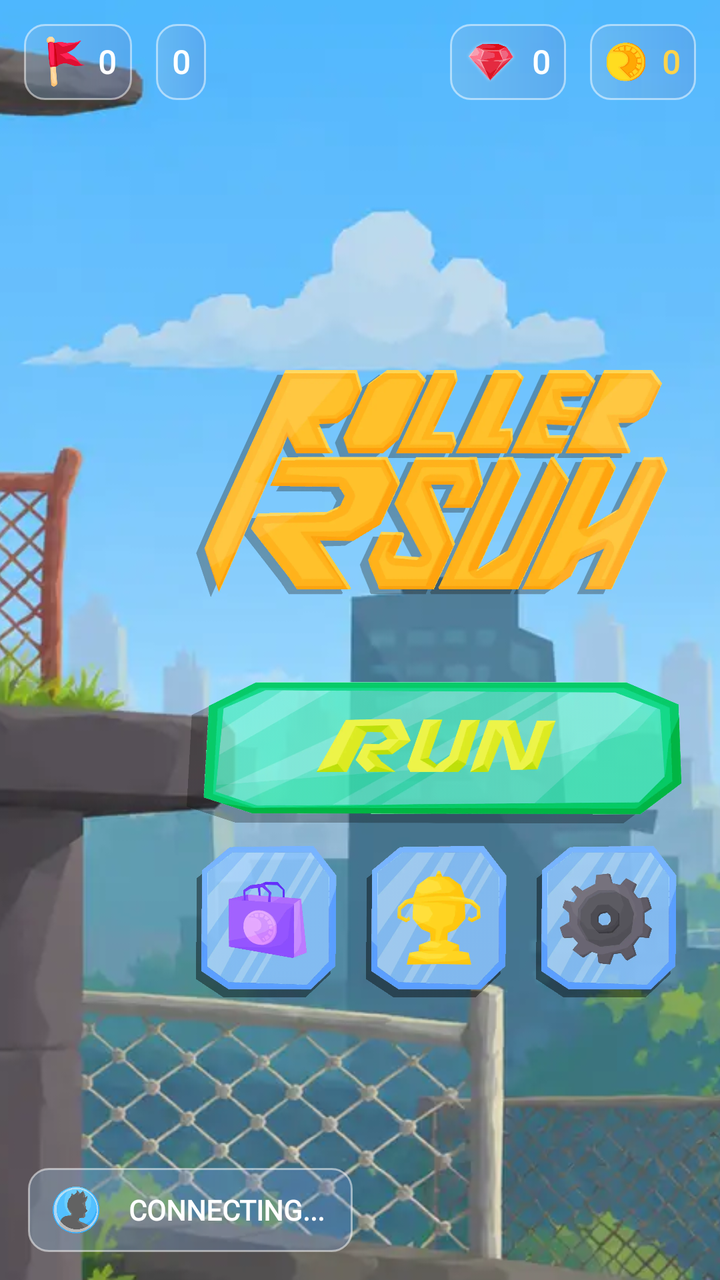
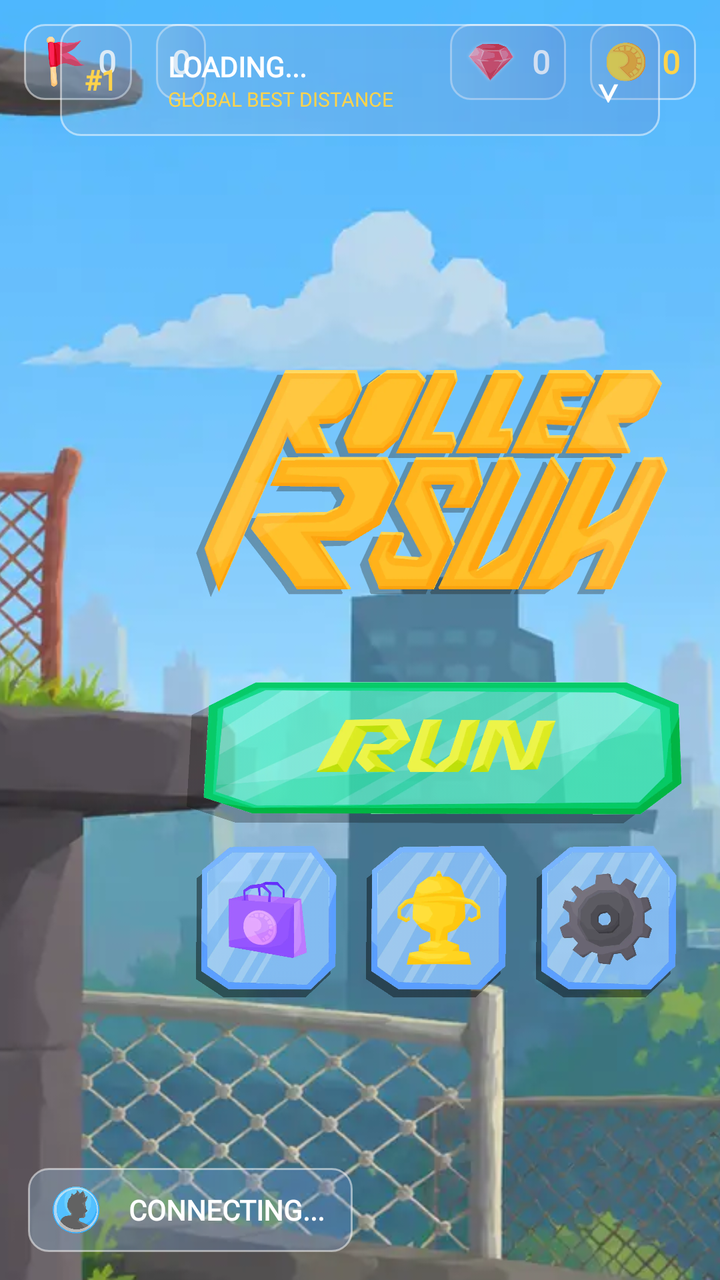

Two renders of the same Android screen: before a commit and after it. Below are the layout's source before the change and the commit's diff.
<!-- AndroidManifest.xml: application theme Theme.RollerRush -->
<!-- res/layout/activity_main_menu.xml -->
<?xml version="1.0" encoding="utf-8"?>
<androidx.constraintlayout.widget.ConstraintLayout
    xmlns:android="http://schemas.android.com/apk/res/android"
    xmlns:app="http://schemas.android.com/apk/res-auto"
    android:layout_width="match_parent"
    android:layout_height="match_parent"
    android:background="#D8F1FF">

    <ImageView
        android:layout_width="match_parent"
        android:layout_height="match_parent"
        android:scaleType="centerCrop"
        android:src="@drawable/gen_menu_bg_img"
        app:layout_constraintBottom_toBottomOf="parent"
        app:layout_constraintStart_toStartOf="parent"
        app:layout_constraintTop_toTopOf="parent" />

    










    <LinearLayout
        android:id="@+id/linearLayout4"
        android:layout_width="wrap_content"
        android:layout_height="38dp"
        android:layout_margin="12dp"
        android:background="@drawable/coin_container"
        android:gravity="center"
        android:orientation="horizontal"
        android:paddingHorizontal="8dp"
        app:layout_constraintStart_toStartOf="parent"
        app:layout_constraintTop_toTopOf="parent">

        <ImageView
            android:layout_width="25dp"
            android:layout_height="25dp"
            android:layout_marginEnd="4dp"
            android:src="@drawable/score_flag" />

        <TextView
            android:id="@+id/scoreLabel"
            android:layout_width="wrap_content"
            android:layout_height="wrap_content"
            android:text="0"
            android:fontFamily="@font/count_font"
            android:textColor="#FFFFFF"
            android:textSize="16sp"
            android:textStyle="bold" />
    </LinearLayout>

    <LinearLayout
        android:id="@+id/levelLayout"
        android:layout_width="wrap_content"
        android:layout_height="38dp"
        android:layout_margin="12dp"
        android:background="@drawable/coin_container"
        android:gravity="center"
        android:orientation="horizontal"
        android:paddingHorizontal="8dp"
        app:layout_constraintStart_toEndOf="@+id/linearLayout4"
        app:layout_constraintTop_toTopOf="parent">


        <TextView
            android:id="@+id/levelLabel"
            android:layout_width="wrap_content"
            android:layout_height="wrap_content"
            android:text="0"
            android:fontFamily="@font/count_font"
            android:textColor="#FFFFFF"
            android:textSize="16sp"
            android:textStyle="bold" />
    </LinearLayout>

    <LinearLayout
        android:id="@+id/linearLayout3"
        android:layout_width="wrap_content"
        android:layout_height="38dp"
        android:layout_margin="12dp"
        android:background="@drawable/coin_container"
        android:gravity="center"
        android:orientation="horizontal"
        android:paddingHorizontal="8dp"
        app:layout_constraintEnd_toStartOf="@id/linearLayout2"
        app:layout_constraintTop_toTopOf="parent">

        <ImageView
            android:layout_width="25dp"
            android:layout_height="25dp"
            android:layout_marginEnd="8dp"
            android:src="@drawable/rush_ruby" />

        <TextView
            android:id="@+id/rubiesLabel"
            android:layout_width="wrap_content"
            android:layout_height="wrap_content"
            android:fontFamily="@font/count_font"
            android:text="0"
            android:textColor="#FFFFFF"
            android:textSize="16sp"
            android:textStyle="bold" />
    </LinearLayout>

    <LinearLayout
        android:id="@+id/linearLayout2"
        android:layout_width="wrap_content"
        android:layout_height="38dp"
        android:layout_margin="12dp"
        android:background="@drawable/coin_container"
        android:gravity="center"
        android:orientation="horizontal"
        android:paddingHorizontal="8dp"
        app:layout_constraintEnd_toEndOf="parent"
        app:layout_constraintTop_toTopOf="parent">

        <ImageView
            android:layout_width="20dp"
            android:layout_height="20dp"
            android:layout_marginEnd="8dp"
            android:src="@drawable/rush_coin" />

        <TextView
            android:id="@+id/coinsLabel"
            android:layout_width="wrap_content"
            android:layout_height="wrap_content"
            android:text="0"
            android:fontFamily="@font/count_font"
            android:textColor="#FFD34B"
            android:textSize="16sp"
            android:textStyle="bold" />
    </LinearLayout>
    <LinearLayout
        android:layout_width="wrap_content"
        android:layout_height="42dp"
        android:layout_margin="14dp"
        android:gravity="center"
        android:background="@drawable/coin_container"
        app:layout_constraintBottom_toBottomOf="parent"
        app:layout_constraintStart_toStartOf="parent">
        <ImageView
            android:layout_width="24dp"
            android:layout_height="24dp"
            android:src="@drawable/profile_icon"
            android:layout_marginStart="12dp"/>
        <TextView
            android:id="@+id/playerNameLabel"
            android:layout_width="wrap_content"
            android:layout_height="wrap_content"
            android:clickable="true"
            android:ellipsize="end"
            android:focusable="true"
            android:fontFamily="@font/count_font"
            android:gravity="center"
            android:maxWidth="220dp"
            android:paddingHorizontal="14dp"
            android:singleLine="true"
            android:text="CONNECTING..."
            android:textColor="#FFFFFF"
            android:textSize="14sp"
            android:textStyle="bold" />
    </LinearLayout>


    
    <LinearLayout
        android:id="@+id/menuControls"
        android:layout_width="wrap_content"
        android:layout_height="wrap_content"
        android:layout_margin="12dp"
        android:gravity="center"
        android:orientation="vertical"
        app:layout_constraintBottom_toBottomOf="parent"
        app:layout_constraintEnd_toEndOf="parent"
        app:layout_constraintTop_toBottomOf="@id/linearLayout2">

        <ImageView
            android:id="@+id/rushTitle"
            android:layout_width="260dp"
            android:layout_height="120dp"
            android:layout_marginBottom="38dp"
            android:src="@drawable/rush_title1" />

        <ImageView
            android:id="@+id/playButton"
            android:layout_width="260dp"
            android:layout_height="75dp"
            android:src="@drawable/run_btn" />

        <LinearLayout
            android:layout_width="wrap_content"
            android:layout_height="wrap_content"
            android:layout_marginVertical="8dp"
            android:orientation="horizontal">

            <ImageView
                android:id="@+id/shopButton"
                android:layout_width="80dp"
                android:layout_height="80dp"
                android:src="@drawable/shop_btn" />


            <FrameLayout
                android:layout_width="90dp"
                android:layout_height="80dp">

                <ImageView
                    android:id="@+id/characterButton"
                    android:layout_width="80dp"
                    android:layout_height="80dp"
                    android:layout_gravity="center"
                    android:src="@drawable/achievements_btn"
                    android:contentDescription="Missions" />

                <TextView
                    android:id="@+id/missionBadge"
                    android:layout_width="25dp"
                    android:layout_height="25dp"
                    android:layout_gravity="top|end"
                    android:background="@drawable/red_bubble"
                    android:gravity="center"
                    android:text="3"
                    android:textColor="#FFFFFF"
                    android:textSize="12sp"
                    android:textStyle="bold"
                    android:visibility="gone" />

            </FrameLayout>


            <ImageView
                android:id="@+id/settingsButton"
                android:layout_width="80dp"
                android:layout_height="80dp"
                android:src="@drawable/settings_btn" />
        </LinearLayout>
    </LinearLayout>

</androidx.constraintlayout.widget.ConstraintLayout>
<!-- resources referenced by this layout -->
<resources>
  <!-- drawable achievements_btn: webp bitmap (drawable, 22094 bytes) -->
  <!-- drawable coin_container (drawable) -->
  <?xml version="1.0" encoding="utf-8"?>
  <shape xmlns:android="http://schemas.android.com/apk/res/android">
  <gradient android:startColor="#4D93C0E2" android:endColor="#4D6189D0"/>
      <corners android:radius="10dp"/>
      <stroke android:color="#81FFFFFF" android:width="1dp"/>
  </shape>
  <!-- drawable gen_menu_bg_img: webp bitmap (drawable, 63534 bytes) -->
  <!-- drawable profile_icon: webp bitmap (drawable, 7872 bytes) -->
  <!-- drawable red_bubble: png bitmap (drawable, 22525 bytes) -->
  <!-- drawable run_btn: webp bitmap (drawable, 51602 bytes) -->
  <!-- drawable rush_coin: webp bitmap (drawable, 6902 bytes) -->
  <!-- drawable rush_ruby: webp bitmap (drawable, 12584 bytes) -->
  <!-- drawable rush_title1: webp bitmap (drawable, 112280 bytes) -->
  <!-- drawable score_flag: png bitmap (drawable, 18482 bytes) -->
  <!-- drawable settings_btn: webp bitmap (drawable, 21680 bytes) -->
  <!-- drawable shop_btn: webp bitmap (drawable, 20246 bytes) -->
  <style name="Theme.RollerRush" parent="Theme.AppCompat.NoActionBar">
          <item name="android:windowFullscreen">true</item>
          <item name="android:windowBackground">@android:color/black</item>
      </style>
</resources>

<!-- the commit's change to res/layout/activity_main_menu.xml (unified diff, before → after) -->
@@ -7,6 +7,7 @@
     android:background="#D8F1FF">
 
     <ImageView
+        android:id="@+id/imageView"
         android:layout_width="match_parent"
         android:layout_height="match_parent"
         android:scaleType="centerCrop"
@@ -166,6 +167,91 @@
             android:textSize="14sp"
             android:textStyle="bold" />
     </LinearLayout>
+
+    <LinearLayout
+        android:id="@+id/leaderboardPanel"
+        android:layout_width="300dp"
+        android:layout_height="56dp"
+        android:background="@drawable/coin_container"
+        android:clickable="true"
+        android:clipChildren="true"
+        android:clipToPadding="true"
+        android:elevation="10dp"
+        android:layout_margin="12dp"
+        android:focusable="true"
+        android:orientation="vertical"
+        app:layout_constraintEnd_toEndOf="parent"
+        app:layout_constraintStart_toStartOf="parent"
+        app:layout_constraintTop_toTopOf="parent">
+
+        
+        <LinearLayout
+            android:layout_width="match_parent"
+            android:layout_height="56dp"
+            android:gravity="center_vertical"
+            android:orientation="horizontal"
+            android:paddingHorizontal="12dp">
+
+            <TextView
+                android:layout_width="42dp"
+                android:layout_height="wrap_content"
+                android:fontFamily="@font/count_font"
+                android:text="#1"
+                android:textColor="#FFD34B"
+                android:textSize="14sp"
+                android:textStyle="bold" />
+
+            <LinearLayout
+                android:layout_width="0dp"
+                android:layout_height="wrap_content"
+                android:layout_weight="1"
+                android:orientation="vertical">
+
+                <TextView
+                    android:id="@+id/leaderboardLeaderName"
+                    android:layout_width="match_parent"
+                    android:layout_height="wrap_content"
+                    android:ellipsize="end"
+                    android:fontFamily="@font/count_font"
+                    android:maxLines="1"
+                    android:text="LOADING..."
+                    android:textColor="#FFFFFF"
+                    android:textSize="14sp"
+                    android:textStyle="bold" />
+
+                <TextView
+                    android:id="@+id/leaderboardLeaderDistance"
+                    android:layout_width="match_parent"
+                    android:layout_height="wrap_content"
+                    android:fontFamily="@font/count_font"
+                    android:text="GLOBAL BEST DISTANCE"
+                    android:textColor="#FFD34B"
+                    android:textSize="10sp" />
+            </LinearLayout>
+
+            <TextView
+                android:id="@+id/leaderboardExpandIcon"
+                android:layout_width="28dp"
+                android:layout_height="wrap_content"
+                android:gravity="center"
+                android:text="⌄"
+                android:textColor="#FFFFFF"
+                android:textSize="24sp" />
+
+        </LinearLayout>
+
+        
+        <LinearLayout
+            android:id="@+id/leaderboardRows"
+            android:layout_width="match_parent"
+            android:layout_height="wrap_content"
+            android:orientation="vertical"
+            android:paddingHorizontal="10dp"
+            android:paddingBottom="8dp"
+            android:visibility="gone" />
+
+    </LinearLayout>
+
 
 
     
